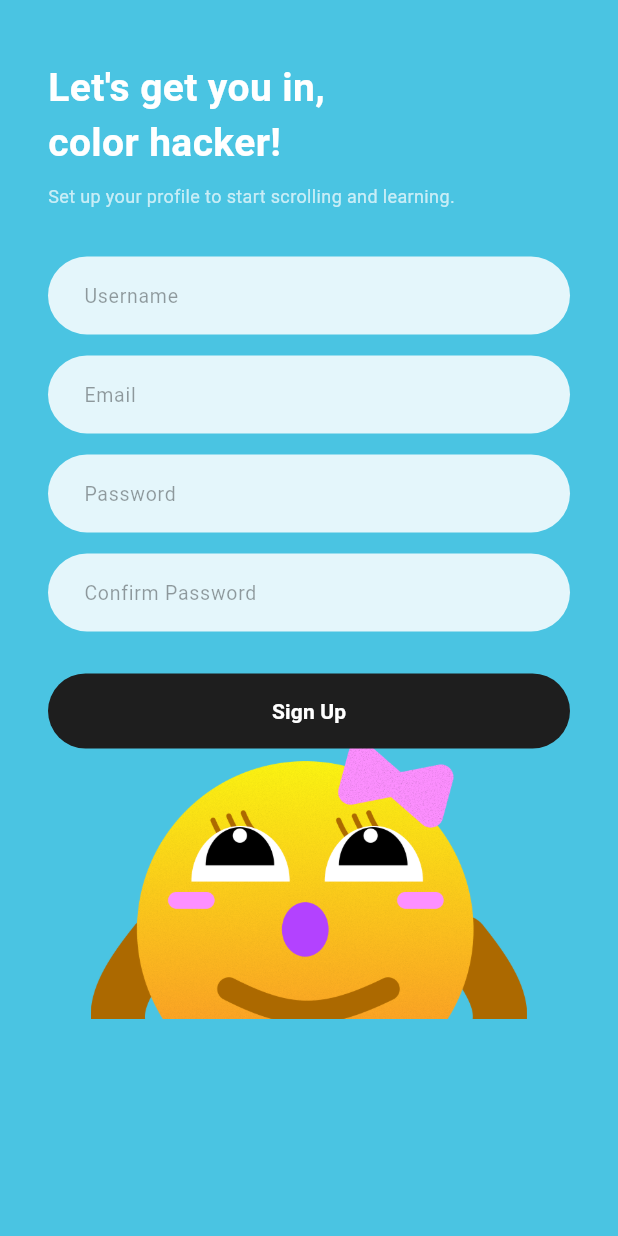
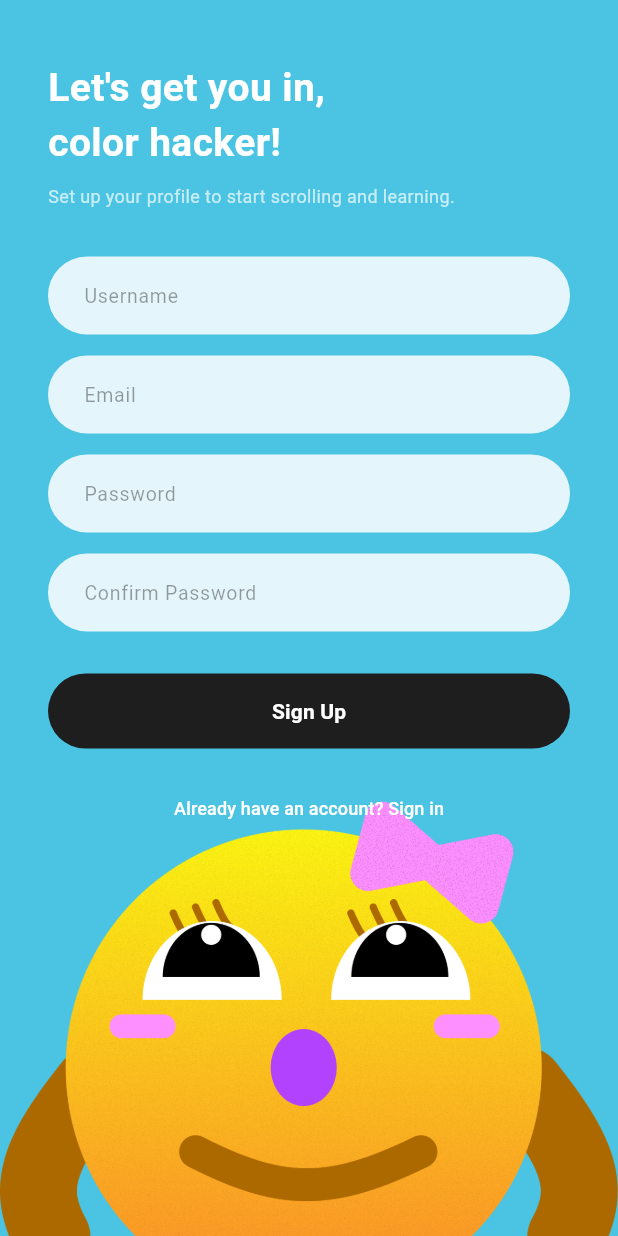
Before and after one commit to mandhanish/Chropamine, a Flutter app: the screen it shows after launch, scrolled down 576 dp, after a tap on "Login", after a tap on "Sign Up", on a phone screen of 412 x 824 dp. Run offline on Flutter 3.47's test engine with Material 3 defaults, Android fonts, the phone set to English and light mode, and no system bars.

Commit message:
update login and signup pages to include new UI elements and validation logic

```diff
--- a/lib/loginpage.dart
+++ b/lib/loginpage.dart
@@ -8,17 +8,17 @@ class LoginPage extends StatelessWidget {
   Widget build(BuildContext context) {
     return Scaffold(
       backgroundColor: const Color(0xFFFFD15B),
+      // resizeToAvoidBottomInset dikarenakan keyboard muncul agar posisi gambar tidak berantakan
+      resizeToAvoidBottomInset: false,
       body: Stack(
         children: [
-          // 1. MASKOT SI BIRU (Posisi Paling Bawah)
-          Positioned(
-            bottom: -15, // Dibuat sedikit 'mengintip' dari bawah layar
-            left: 0,
-            right: 0,
+          // 1. MASKOT SI BIRU (Menempel sempurna di paling bawah layar)
+          Align(
+            alignment: Alignment.bottomCenter,
             child: Image.asset(
-              'assets/sibiru.png', // Pastikan file 'sibiru.png' ada di folder assets
-              height: 210,
-              fit: BoxFit.contain,
+              'assets/sibiru.png',
+              fit: BoxFit.fitWidth, // Memenuhi lebar layar secara proporsional
+              width: double.infinity,
               errorBuilder: (_, __, ___) => const SizedBox(),
             ),
           ),
@@ -65,11 +65,22 @@ class LoginPage extends StatelessWidget {
                       ),
                       elevation: 0,
                     ),
-                    child: const Text('Login',
-                        style: TextStyle(fontWeight: FontWeight.bold)),
+                    child: const Text(
+                      'Login',
+                      style: TextStyle(fontWeight: FontWeight.bold),
+                    ),
                   ),
-                  // Ruang penyeimbang bawah agar tombol tidak tertutup maskot
-                  const SizedBox(height: 180),
+                  const SizedBox(height: 16),
+                  // Teks bawah jika ada
+                  Center(
+                    child: TextButton(
+                      onPressed: () {},
+                      child: const Text(
+                        "Doesn't have any account? Sign up Here!",
+                        style: TextStyle(fontSize: 12, color: Colors.black87),
+                      ),
+                    ),
+                  ),
                 ],
               ),
             ),
--- a/lib/signuppage.dart
+++ b/lib/signuppage.dart
@@ -1,4 +1,5 @@
 import 'package:flutter/material.dart';
+import 'loginpage.dart';
 import 'wheelpage.dart';
 
 class SignupPage extends StatelessWidget {
@@ -8,17 +9,17 @@ class SignupPage extends StatelessWidget {
   Widget build(BuildContext context) {
     return Scaffold(
       backgroundColor: const Color(0xFF4AC4E2),
+      // Mencegah posisi maskot terdorong saat keyboard muncul
+      resizeToAvoidBottomInset: false,
       body: Stack(
         children: [
-          // 1. MASKOT SI KUNING (Posisi Paling Bawah)
-          Positioned(
-            bottom: -20, // Mengintip sedikit dari bawah layar
-            left: 0,
-            right: 0,
+          // 1. MASKOT SI KUNING (Menempel sempurna di paling bawah layar)
+          Align(
+            alignment: Alignment.bottomCenter,
             child: Image.asset(
-              'assets/sikuning.png', // Pastikan file 'sikuning.png' ada di folder assets
-              height: 220,
-              fit: BoxFit.contain,
+              'assets/sikuning.png',
+              fit: BoxFit.fitWidth,
+              width: double.infinity,
               errorBuilder: (_, __, ___) => const SizedBox(),
             ),
           ),
@@ -72,8 +73,23 @@ class SignupPage extends StatelessWidget {
                     child: const Text('Sign Up',
                         style: TextStyle(fontWeight: FontWeight.bold)),
                   ),
-                  // Ruang bawah agar tombol & form tidak tertutup maskot saat discroll
-                  const SizedBox(height: 180),
+                  const SizedBox(height: 16),
+                  Center(
+                    child: TextButton(
+                      onPressed: () {
+                        Navigator.pushReplacement(
+                          context,
+                          MaterialPageRoute(builder: (context) => const LoginPage()),
+                        );
+                      },
+                      child: const Text(
+                        'Already have an account? Sign in',
+                        style: TextStyle(fontSize: 12, color: Colors.white),
+                      ),
+                    ),
+                  ),
+                  // Space bawah agar konten teratas tetap bisa discroll dengan aman jika layar pendek
+                  const SizedBox(height: 40),
                 ],
               ),
             ),
```
